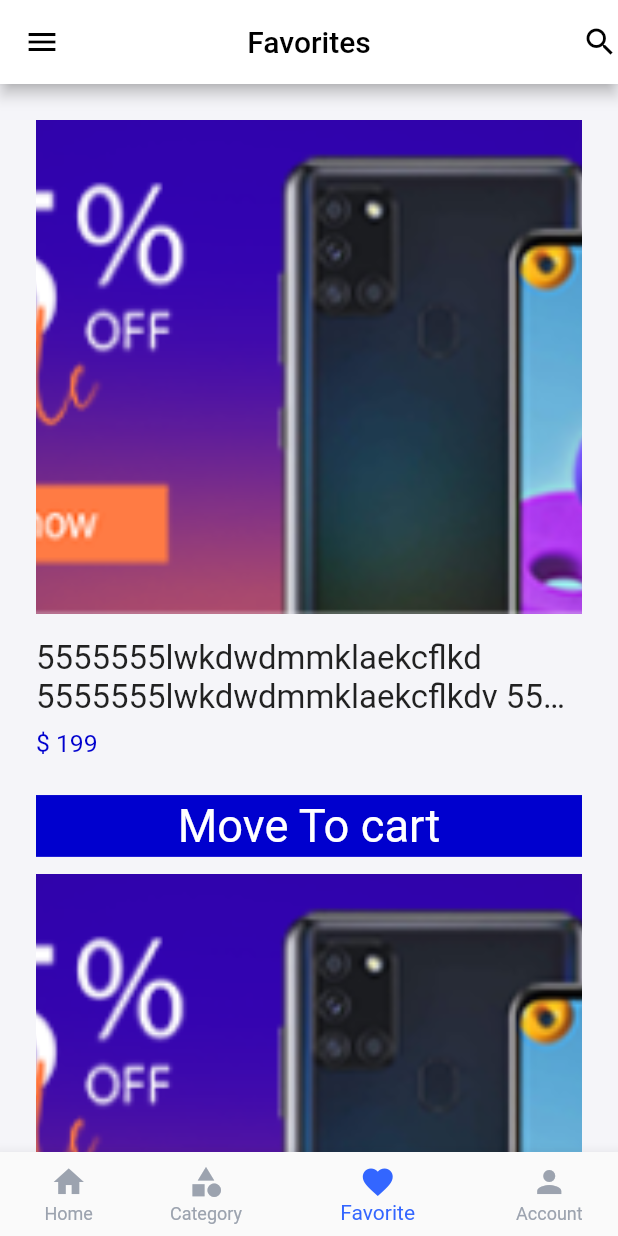
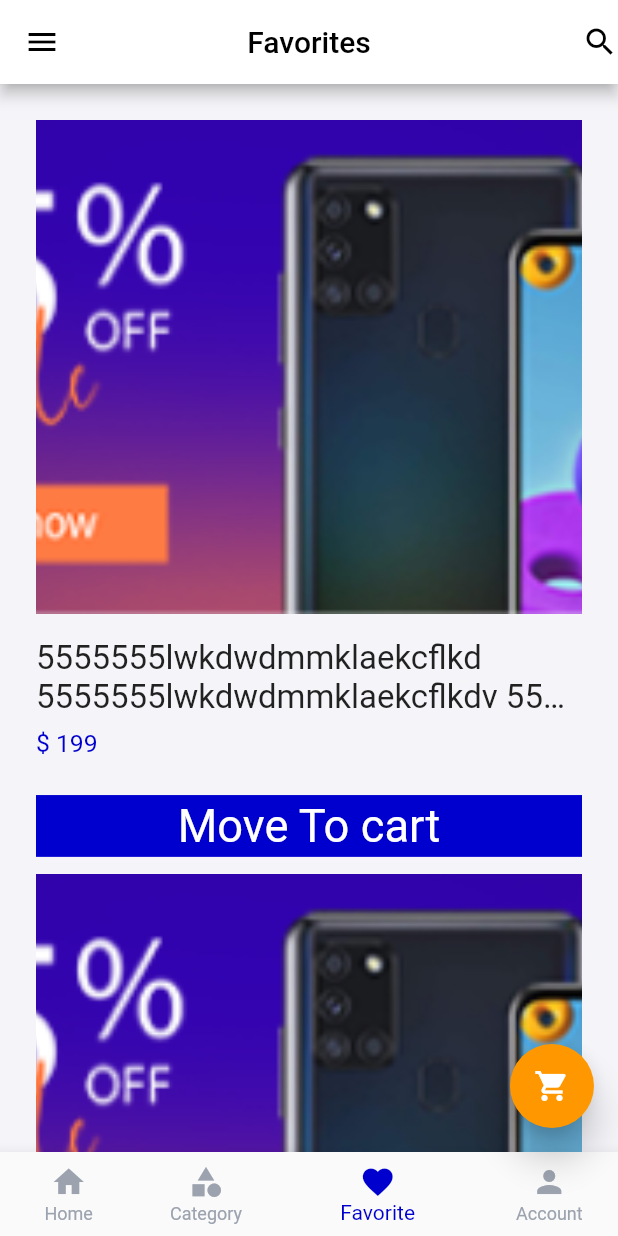
Before and after one commit to mohamdshibl/kortobaa-task, a Flutter app: the screen it shows after launch, item 3 of the bottom bar chosen, on a phone screen of 412 x 824 dp. Run offline on Flutter 3.47's test engine with Material 2 defaults, Android fonts, the phone set to English and light mode, and no system bars; our stand-ins replace bloc, carousel_slider, conditional_builder_null_safety, dio, flutter_bloc and 2 more; missing offline and left inert: dart:ffi; network calls fail.

Commit message:
Swift_module

```diff
--- a/lib/core/utils/utils.dart
+++ b/lib/core/utils/utils.dart
@@ -3,5 +3,6 @@
   static const ads = 'assets/images/ADD.png';
   static const ads2 = 'assets/images/cmen.png';
   static const logo= 'assets/images/logo.png';
+  static const profile= 'assets/images/pro1.png';
 
 }
--- /dev/null
+++ b/lib/features/cart/cart_cubit/cart_cubit.dart
@@ -0,0 +1,36 @@
+import 'package:flutter_bloc/flutter_bloc.dart';
+
+import '../../../model/produt_model/product_model.dart';
+import 'cart_state.dart';
+
+class CartCubit extends Cubit<CartState> {
+  CartCubit(): super(InitState());
+  static CartCubit get(context) => BlocProvider.of(context);
+
+  int counter = 1 ;
+
+
+  List<Product> products= [];
+  addProduct(Product product){
+    products.add(product);
+    print('shibllllll');
+  }
+
+
+
+
+
+
+
+
+  increment(){
+    counter++;
+    emit(PlusCounterState());
+  }
+  decrement(){
+    if (counter>1) {
+      counter--;
+    }
+    emit(MinusCounterState());
+  }
+}
--- /dev/null
+++ b/lib/features/cart/cart_cubit/cart_state.dart
@@ -0,0 +1,16 @@
+
+
+abstract class CartState {
+
+
+}
+
+class InitState extends CartState{
+
+}
+class PlusCounterState extends CartState {
+
+}
+class MinusCounterState extends CartState {
+
+}
--- a/lib/features/home/home.dart
+++ b/lib/features/home/home.dart
@@ -1,12 +1,23 @@
 import 'package:flutter/cupertino.dart';
 import 'package:flutter/material.dart';
 import 'package:flutter_bloc/flutter_bloc.dart';
+import 'package:kortobaa/core/constants/constant.dart';
 
+import '../cart/cart.dart';
 import 'cubit/home_cubit.dart';
 import 'cubit/home_state.dart';
 
 class Home extends StatelessWidget {
-  const Home({Key? key}) : super(key: key);
+   Home({Key? key}) : super(key: key);
+
+  int _selectedIndex = 0;
+
+  void _onItemTapped(int index) {
+    //setState(() {
+      _selectedIndex = index;
+    //});
+  }
+
 
   @override
   Widget build(BuildContext context) {
@@ -15,20 +26,87 @@
       builder:(context, state) {
         var cubit = HomeCubit.get(context);
         return Scaffold(
+          backgroundColor: const Color(0x0ff5f5f9),
           body: cubit.screens[cubit.currentIndex],
 
-          bottomNavigationBar: BottomNavigationBar(
+          bottomNavigationBar:
+
+          BottomNavigationBar(
+            backgroundColor: Colors.white,
             showUnselectedLabels: true,
-            selectedItemColor: const Color(0xFF3366FF),
+            selectedItemColor: const Color(0xFF0000CE),
             unselectedItemColor: const Color(0xFF9CA3AF),
             currentIndex: cubit.currentIndex,
             onTap: (index) {
               cubit.changeIndexBtmNav(index);
             },
             items: cubit.bottoms,
+         ),
+          floatingActionButtonLocation: FloatingActionButtonLocation.endFloat,
+          floatingActionButton: FloatingActionButton(
+            onPressed: () {
+             navigateTo(context, Cart());
+            },
+            elevation: 10,
+            backgroundColor: Colors.orange,
+            clipBehavior: Clip.hardEdge,
+            child: const Icon(Icons.shopping_cart),
           ),
         );
       },
     );
   }
 }
+
+
+
+
+// class CustomBottomNavigationBar extends StatelessWidget {
+//   final int currentIndex;
+//   final ValueChanged<int> onTap;
+//
+//   CustomBottomNavigationBar({
+//     required this.currentIndex,
+//     required this.onTap,
+//   });
+//
+//   @override
+//   Widget build(BuildContext context) {
+//     return ClipPath(
+//       clipper: BottomNavigationBarClipper(),
+//       child: BottomNavigationBar(
+//         type: BottomNavigationBarType.fixed,
+//         currentIndex: currentIndex,
+//         onTap: onTap,
+//         items: <BottomNavigationBarItem>[
+//           BottomNavigationBarItem(icon: Icon(Icons.home), label: 'Home'),
+//           BottomNavigationBarItem(icon: Icon(Icons.business), label: 'Business'),
+//           BottomNavigationBarItem(icon: Icon(Icons.school), label: 'School'),
+//           BottomNavigationBarItem(icon: Icon(Icons.settings), label: 'Settings'),
+//         ],
+//       ),
+//     );
+//   }
+// }
+//
+// class BottomNavigationBarClipper extends CustomClipper<Path> {
+//   @override
+//   Path getClip(Size size) {
+//     Path path = Path();
+//     double clipSize = size.width / 6;
+//     path.moveTo(0, 0);
+//     path.lineTo((size.width - clipSize) / 2, 0);
+//     path.lineTo(size.width / 2, clipSize);
+//     path.lineTo((size.width + clipSize) / 2, 0);
+//     path.lineTo(size.width, 0);
+//     path.lineTo(size.width, size.height);
+//     path.lineTo(0, size.height);
+//     path.close();
+//     return path;
+//   }
+//
+//   @override
+//   bool shouldReclip(CustomClipper<Path> oldClipper) {
+//     return false;
+//   }
+// }
--- a/lib/main.dart
+++ b/lib/main.dart
@@ -4,9 +4,11 @@
 import 'package:kortobaa/route/app_route.dart';
 import 'package:kortobaa/shared/local_storage/shared_pref.dart';
 import 'package:sizer/sizer.dart';
+import 'features/auth/profile/profile.dart';
 import 'features/auth/sign_in/login.dart';
 import 'features/auth/sign_in/signin_cubit/signin_cubit.dart';
 import 'features/auth/sign_up/Register.dart';
+import 'features/cart/cart_cubit/cart_cubit.dart';
 import 'features/favorite/favorite.dart';
 import 'features/home/cubit/home_cubit.dart';
 import 'features/home/home.dart';
@@ -28,10 +30,13 @@
     return MultiBlocProvider(
       providers: [
         BlocProvider(
-          create: (context) => HomeCubit()..fetchProducts(),
+          create: (context) => HomeCubit()..fetchProducts()..fetchCategories(),
         ),
         BlocProvider(
           create: (context) => LoginCubit(),
+        ),
+        BlocProvider(
+          create: (context) => CartCubit(),
         ),
       ],
       child: Sizer(
--- a/lib/model/produt_model/product_model.dart
+++ b/lib/model/produt_model/product_model.dart
@@ -5,6 +5,7 @@
   String? price;
   String? description;
   String? rate;
+  int? q;
   Category? category;
 
   Product(
@@ -14,6 +15,7 @@
         this.price,
         this.description,
         this.rate,
+        this.q,
         this.category});
 
   Product.fromJson(Map<String, dynamic> json) {
@@ -23,6 +25,7 @@
     price = json['price'];
     description = json['description'];
     rate = json['rate'];
+    q = json['q'];
     category = json['category'] != null
         ? Category.fromJson(json['category'])
         : null;
@@ -36,6 +39,7 @@
     data['price'] = price;
     data['description'] = description;
     data['rate'] = rate;
+    data['q'] = q;
     if (category != null) {
       data['category'] = category!.toJson();
     }
```
Also changed, not shown: lib/features/auth/profile/profile.dart (added, +133 -0 lines), lib/features/cart/cart.dart (+17 -4 lines), lib/features/home/cubit/home_cubit.dart (+20 -5 lines), lib/features/product_details/product_details.dart (+41 -9 lines), assets/images/pro.png (added), assets/images/pro1.png (added).
